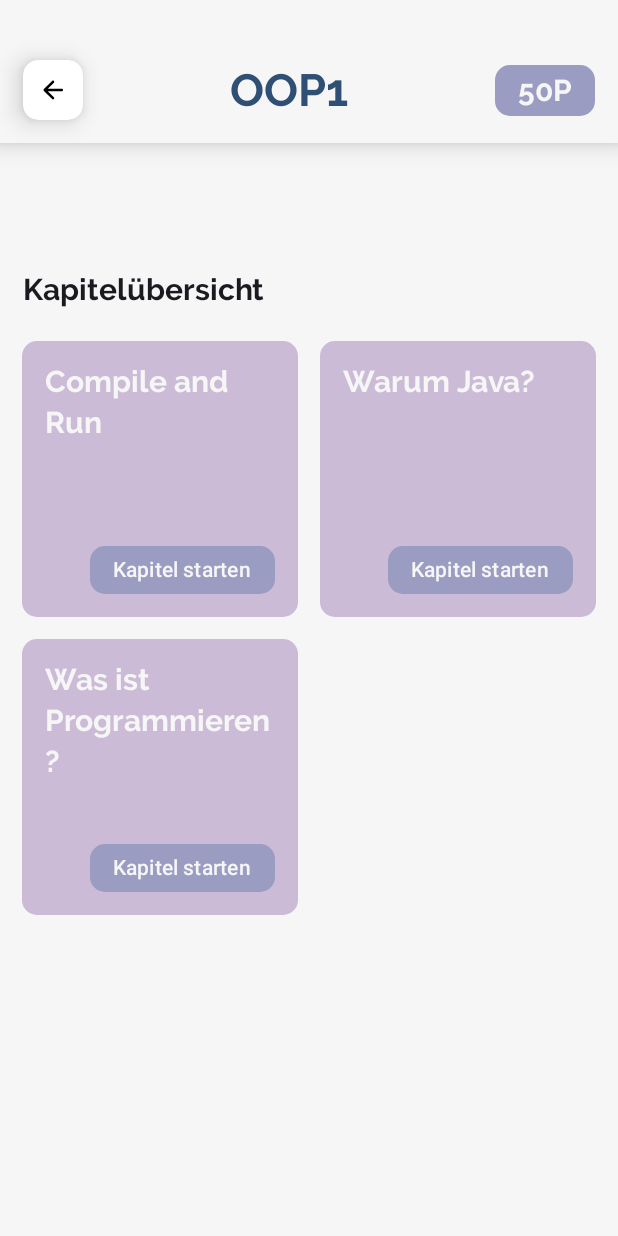
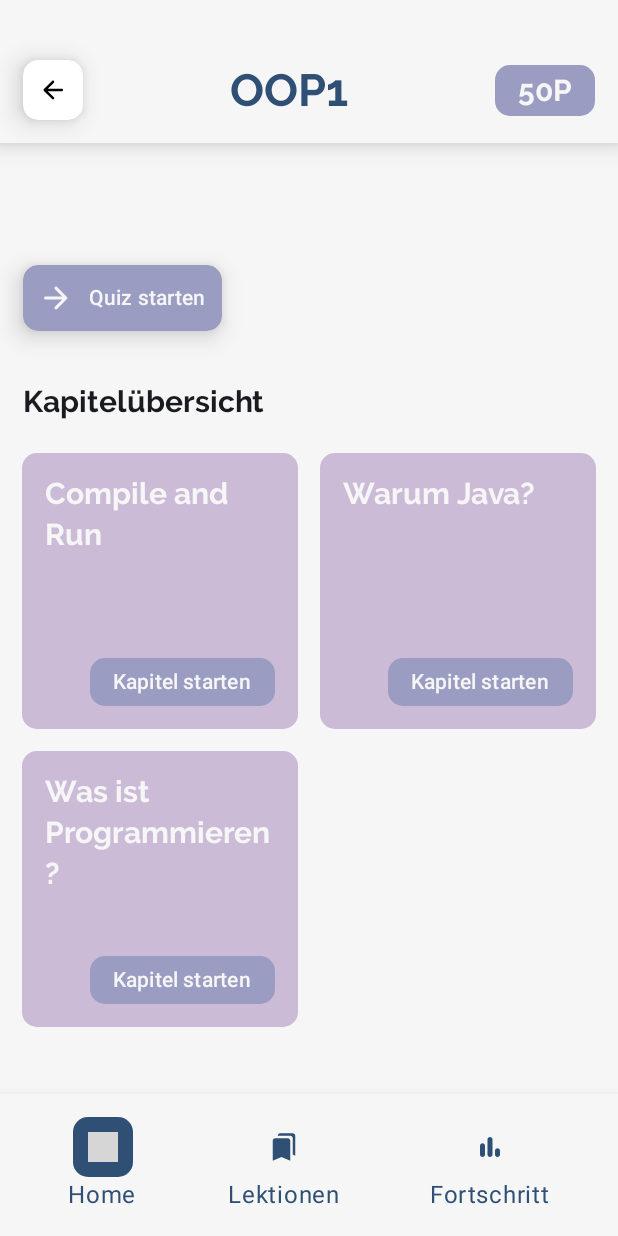
Before and after one commit to findingDodi/moduLearn, an Android app built with Jetpack Compose: the composable Oop1LektionView called with empty values, on a phone screen of 412 x 824 dp. Run offline under Robolectric (Android 15) with nearby library versions, the light colour scheme and no system bars; grey boxes are pictures that could not be loaded.

Commit message:
Quiz Screen, ButtonWithIcon Komponente erstellt

```diff
--- a/app/src/main/java/de/hsd/modulearn/MainActivity.kt
+++ b/app/src/main/java/de/hsd/modulearn/MainActivity.kt
@@ -12,6 +12,7 @@ import de.hsd.modulearn.data.Routes.oop1home
 import de.hsd.modulearn.data.Routes.oop1lektion
 import de.hsd.modulearn.data.Routes.oop1kapitel
 import de.hsd.modulearn.data.Routes.progressscreen
+import de.hsd.modulearn.data.Routes.oop1quiz
 import de.hsd.modulearn.screens.*
 import de.hsd.modulearn.screens.oop1screens.*
 
@@ -39,6 +40,11 @@ class MainActivity : ComponentActivity() {
                     val title = it.arguments?.getString("title")
                     Oop1ChapterView(navController, title?:"Kein Titel", content = "Hallo Test")
                 }
+
+                composable(oop1quiz+"/{title}"){
+                    val title = it.arguments?.getString("title")
+                    Oop1Quiz(navController, title?:"Kein Titel")
+                }
             } )
         }
     }
--- /dev/null
+++ b/app/src/main/java/de/hsd/modulearn/components/ButtonWithIcon.kt
@@ -0,0 +1,68 @@
+package de.hsd.modulearn.components
+
+import androidx.annotation.DrawableRes
+import androidx.compose.foundation.background
+import androidx.compose.foundation.clickable
+import androidx.compose.foundation.layout.Box
+import androidx.compose.foundation.layout.Row
+import androidx.compose.foundation.layout.padding
+import androidx.compose.foundation.layout.size
+import androidx.compose.foundation.shape.RoundedCornerShape
+import androidx.compose.material3.Icon
+import androidx.compose.material3.Text
+import androidx.compose.runtime.Composable
+import androidx.compose.ui.Alignment
+import androidx.compose.ui.Modifier
+import androidx.compose.ui.draw.clip
+import androidx.compose.ui.draw.shadow
+import androidx.compose.ui.graphics.Color
+import androidx.compose.ui.res.painterResource
+import androidx.compose.ui.unit.dp
+import androidx.navigation.NavController
+import de.hsd.modulearn.R
+import de.hsd.modulearn.theme.PrimaryDarkBlue
+import de.hsd.modulearn.theme.Typography
+import de.hsd.modulearn.theme.White
+
+@Composable
+fun ButtonWithIcon(
+    @DrawableRes iconId: Int,
+    backgroundcolor: Color,
+    color: Color,
+    text : String,
+    destinationRoute : String,
+    navController:NavController) {
+
+    Box(
+        contentAlignment = Alignment.Center,
+        modifier = Modifier
+            .shadow(10.dp, RoundedCornerShape(10.dp))
+            .clip(RoundedCornerShape(10.dp))
+            .background(backgroundcolor)
+            .padding(10.dp)
+            .clickable {
+                // zurück navigieren
+                navController.navigate(destinationRoute)
+            }
+        ) {
+        Row(
+            verticalAlignment = Alignment.CenterVertically,
+            ) {
+                Icon(
+                    painter = painterResource(id = iconId),
+                    contentDescription = "Back",
+                    tint = color,
+                    modifier = Modifier
+                        .size(24.dp)
+                )
+
+                Text(
+                    text = text,
+                    color = color,
+                    style = Typography.labelLarge,
+                    modifier = Modifier
+                        .padding(start = 10.dp)
+                )
+            }
+        }
+    }
--- a/app/src/main/java/de/hsd/modulearn/data/Routes.kt
+++ b/app/src/main/java/de/hsd/modulearn/data/Routes.kt
@@ -6,4 +6,5 @@ object Routes {
     var oop1home = "oop1home"
     var oop1lektion = "oop1lektion"
     var oop1kapitel = "oop1kapitel"
+    var oop1quiz = "oop1quiz"
 }
--- a/app/src/main/java/de/hsd/modulearn/screens/oop1screens/oop1lektionview.kt
+++ b/app/src/main/java/de/hsd/modulearn/screens/oop1screens/oop1lektionview.kt
@@ -8,21 +8,32 @@ import androidx.compose.foundation.layout.Box
 import androidx.compose.foundation.layout.BoxWithConstraints
 import androidx.compose.foundation.layout.Column
 import androidx.compose.foundation.layout.PaddingValues
+import androidx.compose.foundation.layout.Row
+import androidx.compose.foundation.layout.Spacer
 import androidx.compose.foundation.layout.aspectRatio
 import androidx.compose.foundation.layout.fillMaxHeight
 import androidx.compose.foundation.layout.fillMaxSize
 import androidx.compose.foundation.layout.fillMaxWidth
 import androidx.compose.foundation.layout.padding
+import androidx.compose.foundation.layout.size
+import androidx.compose.foundation.layout.width
 import androidx.compose.foundation.lazy.grid.GridCells
 import androidx.compose.foundation.lazy.grid.LazyVerticalGrid
 import androidx.compose.foundation.shape.RoundedCornerShape
+import androidx.compose.material3.Icon
 import androidx.compose.material3.Text
 import androidx.compose.runtime.Composable
 import androidx.compose.ui.Alignment
 import androidx.compose.ui.Modifier
 import androidx.compose.ui.draw.clip
+import androidx.compose.ui.draw.shadow
+import androidx.compose.ui.graphics.Color
+import androidx.compose.ui.res.painterResource
 import androidx.compose.ui.unit.dp
 import androidx.navigation.NavController
+import de.hsd.modulearn.R
+import de.hsd.modulearn.components.ButtonWithIcon
+import de.hsd.modulearn.components.Footer
 import de.hsd.modulearn.components.Header
 import de.hsd.modulearn.data.Routes
 import de.hsd.modulearn.data.oop1.Oop1Kapitel
@@ -42,6 +53,22 @@ fun Oop1LektionView( navController: NavController, title :String) {
                 modifier = Modifier
                     .padding(15.dp)
             )
+
+            Box(
+                contentAlignment = Alignment.Center,
+                modifier = Modifier
+                    .padding(15.dp)
+            ) {
+                ButtonWithIcon(
+                    iconId = R.drawable.round_arrow_forward_24,
+                    backgroundcolor = PrimaryDarkLilac,
+                    color = White,
+                    text = "Quiz starten",
+                    destinationRoute = Routes.oop1quiz + "/Lektion_ID",
+                    navController = navController,
+                )
+            }
+
             chaptersOverview(oop1Kapitel = listOf(
                 Oop1Kapitel(
                     title = "Compile and Run",
@@ -56,7 +83,9 @@ fun Oop1LektionView( navController: NavController, title :String) {
                     description = "Hallo Test"
                 )
             ), navController)
+
         }
+        Footer(modifier = Modifier.align(Alignment.BottomCenter), navController)
     }
 }
 
--- /dev/null
+++ b/app/src/main/res/drawable/round_arrow_circle_right_24.xml
@@ -0,0 +1,5 @@
+<vector xmlns:android="http://schemas.android.com/apk/res/android" android:height="24dp" android:tint="#000000" android:viewportHeight="24" android:viewportWidth="24" android:width="24dp">
+
+    <path android:fillColor="@android:color/white" android:pathData="M22,12c0,-5.52 -4.48,-10 -10,-10C6.48,2 2,6.48 2,12s4.48,10 10,10C17.52,22 22,17.52 22,12zM12,14.79V13H9c-0.55,0 -1,-0.45 -1,-1s0.45,-1 1,-1h3V9.21c0,-0.45 0.54,-0.67 0.85,-0.35l2.79,2.79c0.2,0.2 0.2,0.51 0,0.71l-2.79,2.79C12.54,15.46 12,15.24 12,14.79z"/>
+
+</vector>
--- /dev/null
+++ b/app/src/main/res/drawable/round_arrow_forward_24.xml
@@ -0,0 +1,5 @@
+<vector xmlns:android="http://schemas.android.com/apk/res/android" android:autoMirrored="true" android:height="24dp" android:tint="#000000" android:viewportHeight="24" android:viewportWidth="24" android:width="24dp">
+
+    <path android:fillColor="@android:color/white" android:pathData="M5,13h11.17l-4.88,4.88c-0.39,0.39 -0.39,1.03 0,1.42 0.39,0.39 1.02,0.39 1.41,0l6.59,-6.59c0.39,-0.39 0.39,-1.02 0,-1.41l-6.58,-6.6c-0.39,-0.39 -1.02,-0.39 -1.41,0 -0.39,0.39 -0.39,1.02 0,1.41L16.17,11H5c-0.55,0 -1,0.45 -1,1s0.45,1 1,1z"/>
+
+</vector>
```
Also changed, not shown: app/src/main/java/de/hsd/modulearn/screens/oop1screens/oop1quiz.kt (added, +28 -0 lines).
